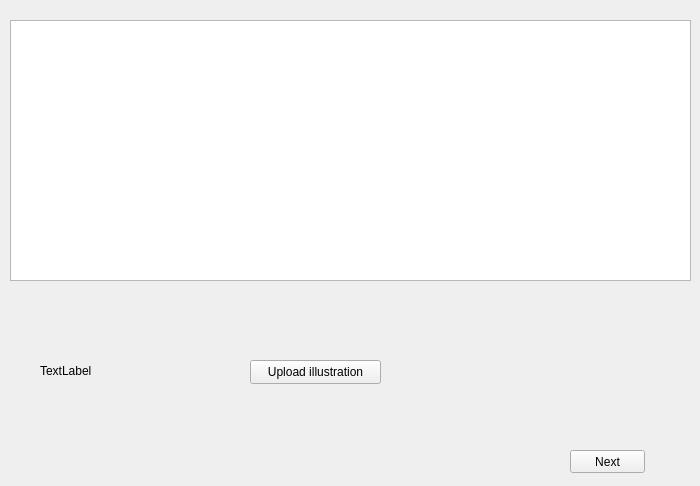
Above: menus/text_menu/text_menu.ui from JoaoCarlosNascimento/HandSignLanguage before the change. Below: the same form after it.
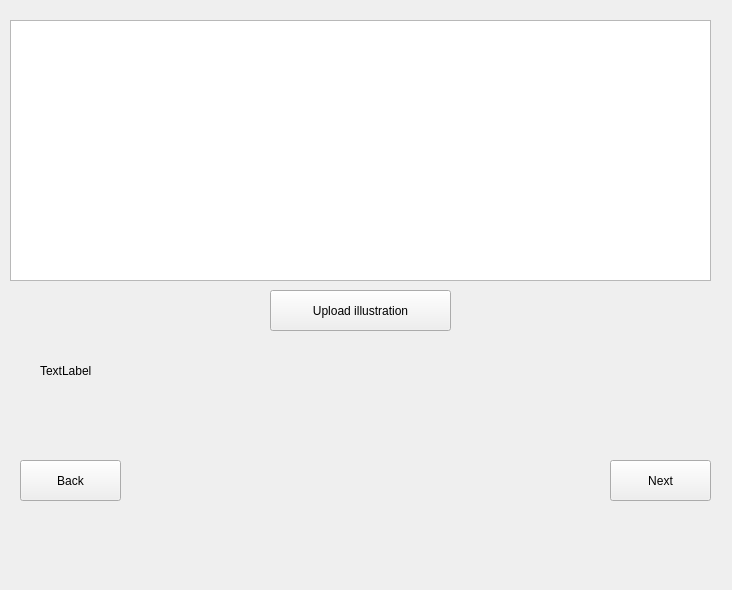
That is the form after the change.

Commit message:
Menus_qtdesigner
Basicamente a alterar tamanhos, acrescentei um botão "back" no text_menu. Também coloquei lá uma pasta "logo+title" na diretoria dos menus onde tem as imagens para deixar no main_menu

```diff
--- a/menus/text_menu/text_menu.ui
+++ b/menus/text_menu/text_menu.ui
@@ -6,8 +6,8 @@
    <rect>
     <x>0</x>
     <y>0</y>
-    <width>700</width>
-    <height>486</height>
+    <width>732</width>
+    <height>590</height>
    </rect>
   </property>
   <property name="windowTitle">
@@ -16,10 +16,10 @@
   <widget class="QPushButton" name="bt_next">
    <property name="geometry">
     <rect>
-     <x>570</x>
-     <y>450</y>
-     <width>75</width>
-     <height>23</height>
+     <x>610</x>
+     <y>460</y>
+     <width>101</width>
+     <height>41</height>
     </rect>
    </property>
    <property name="text">
@@ -31,7 +31,7 @@
     <rect>
      <x>10</x>
      <y>20</y>
-     <width>681</width>
+     <width>701</width>
      <height>261</height>
     </rect>
    </property>
@@ -39,10 +39,10 @@
   <widget class="QPushButton" name="upload">
    <property name="geometry">
     <rect>
-     <x>250</x>
-     <y>360</y>
-     <width>131</width>
-     <height>24</height>
+     <x>270</x>
+     <y>290</y>
+     <width>181</width>
+     <height>41</height>
     </rect>
    </property>
    <property name="text">
@@ -65,6 +65,19 @@
     <bool>true</bool>
    </property>
   </widget>
+  <widget class="QPushButton" name="bt_next_2">
+   <property name="geometry">
+    <rect>
+     <x>20</x>
+     <y>460</y>
+     <width>101</width>
+     <height>41</height>
+    </rect>
+   </property>
+   <property name="text">
+    <string>Back</string>
+   </property>
+  </widget>
  </widget>
  <resources/>
  <connections/>
```
The commit also changes 5 other files.
